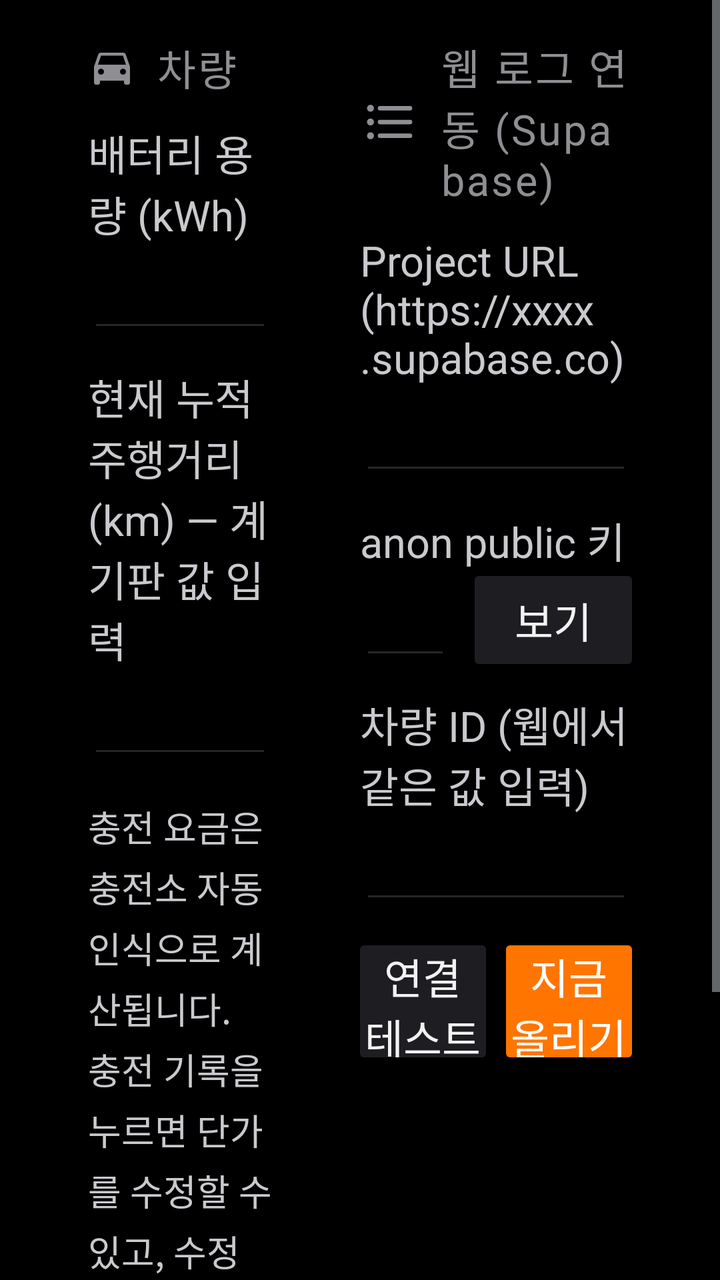
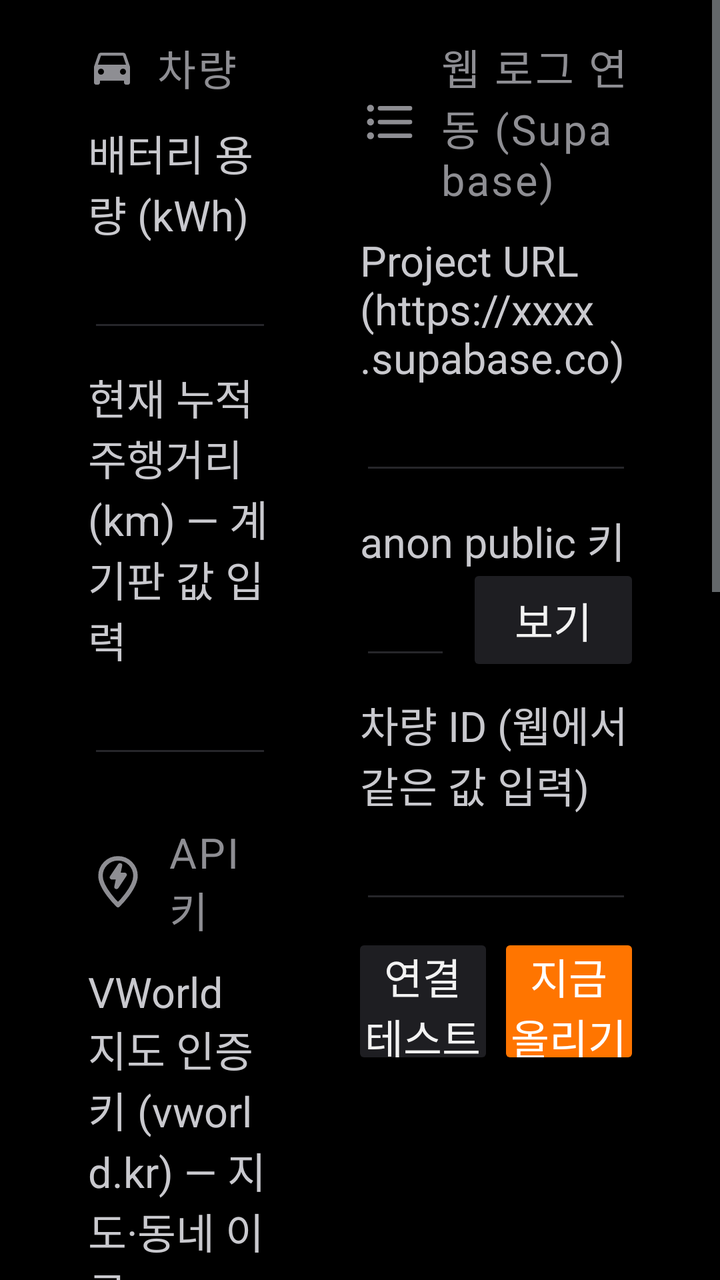

The first picture is an Android layout as it rendered before a commit; the second is the same layout after the commit. The layout source and the unified diff follow.
<!-- AndroidManifest.xml: application theme Theme.P4Log -->
<!-- res/layout/page_settings.xml -->
<?xml version="1.0" encoding="utf-8"?>
<ScrollView xmlns:android="http://schemas.android.com/apk/res/android"
    android:layout_width="match_parent"
    android:layout_height="match_parent">

    <LinearLayout
        android:layout_width="match_parent"
        android:layout_height="wrap_content"
        android:orientation="vertical"
        android:paddingStart="44dp"
        android:paddingEnd="44dp"
        android:paddingTop="18dp"
        android:paddingBottom="18dp">

        <LinearLayout
            android:layout_width="match_parent"
            android:layout_height="wrap_content"
            android:orientation="horizontal"
            android:baselineAligned="false">

            
            <LinearLayout
                android:layout_width="0dp"
                android:layout_height="wrap_content"
                android:layout_weight="1"
                android:orientation="vertical"
                android:paddingEnd="44dp">

                <TextView style="@style/HeroLabel" android:text="차량" android:drawableStart="@drawable/ic_tab_car" />

                <TextView style="@style/SetLabel" android:text="배터리 용량 (kWh)" />
                <EditText android:id="@+id/set_capacity" style="@style/SetEdit"
                    android:inputType="numberDecimal" />

                <TextView style="@style/SetLabel"
                    android:text="현재 누적 주행거리 (km) — 계기판 값 입력" />
                <EditText android:id="@+id/set_odo" style="@style/SetEdit"
                    android:inputType="number" />


                <TextView
                    android:layout_width="wrap_content"
                    android:layout_height="wrap_content"
                    android:textSize="@dimen/text_small"
                    android:textColor="@color/text_sub"
                    android:lineSpacingExtra="4dp"
                    android:layout_marginTop="16dp"
                    android:text="충전 요금은 충전소 자동 인식으로 계산됩니다.\n충전 기록을 누르면 단가를 수정할 수 있고, 수정한 단가는 그 충전소에 기억됩니다." />
            </LinearLayout>

            
            <LinearLayout
                android:layout_width="0dp"
                android:layout_height="wrap_content"
                android:layout_weight="1"
                android:orientation="vertical">

                <TextView style="@style/HeroLabel" android:text="웹 로그 연동 (Supabase)" android:drawableStart="@drawable/ic_st_log" />

                <TextView style="@style/SetLabel" android:text="Project URL (https://xxxx.supabase.co)" />
                <EditText android:id="@+id/set_sb_url" style="@style/SetEdit"
                    android:inputType="textUri" />

                <TextView style="@style/SetLabel" android:text="anon public 키" />
                <LinearLayout
                    android:layout_width="match_parent"
                    android:layout_height="wrap_content"
                    android:orientation="horizontal"
                    android:gravity="center_vertical">
                    <EditText android:id="@+id/set_sb_key" style="@style/SetEdit"
                        android:layout_width="0dp"
                        android:layout_weight="1"
                        android:inputType="textPassword" />
                    <TextView
                        android:id="@+id/set_sb_key_toggle"
                        android:layout_width="wrap_content"
                        android:layout_height="44dp"
                        android:gravity="center"
                        android:text="보기"
                        android:textSize="@dimen/text_label"
                        android:fontFamily="sans-serif-medium"
                        android:textColor="@color/text"
                        android:background="@drawable/bg_button_dim"
                        android:paddingStart="20dp"
                        android:paddingEnd="20dp"
                        android:layout_marginStart="12dp" />
                </LinearLayout>

                <TextView style="@style/SetLabel" android:text="차량 ID (웹에서 같은 값 입력)" />
                <EditText android:id="@+id/set_device_id" style="@style/SetEdit"
                    android:inputType="text" />

                <LinearLayout
                    android:layout_width="match_parent"
                    android:layout_height="wrap_content"
                    android:orientation="horizontal"
                    android:layout_marginTop="16dp">
                    <Button
                        android:id="@+id/set_test"
                        android:layout_width="0dp"
                        android:layout_height="56dp"
                        android:layout_weight="1"
                        android:background="@drawable/bg_button_dim"
                        android:fontFamily="sans-serif-medium"
                        android:textSize="@dimen/text_label"
                        android:textColor="@color/text"
                        android:text="연결 테스트"
                        android:layout_marginEnd="10dp" />
                    <Button
                        android:id="@+id/set_sync_now"
                        android:layout_width="0dp"
                        android:layout_height="56dp"
                        android:layout_weight="1"
                        android:background="@drawable/bg_button"
                        android:fontFamily="sans-serif-medium"
                        android:textSize="@dimen/text_label"
                        android:textColor="#FFFFFF"
                        android:text="지금 올리기" />
                </LinearLayout>

                <TextView
                    android:id="@+id/set_sync_state"
                    android:layout_width="wrap_content"
                    android:layout_height="wrap_content"
                    android:textSize="@dimen/text_label"
                    android:textColor="@color/text_sub"
                    android:layout_marginTop="12dp" />
            </LinearLayout>
        </LinearLayout>

        <LinearLayout
            android:layout_width="match_parent"
            android:layout_height="wrap_content"
            android:orientation="horizontal"
            android:layout_marginTop="22dp">
            <Button
                android:id="@+id/set_save"
                android:layout_width="0dp"
                android:layout_height="56dp"
                android:layout_weight="1"
                android:background="@drawable/bg_button"
                android:fontFamily="sans-serif-medium"
                android:textColor="#FFFFFF"
                android:textSize="@dimen/text_label"
                android:text="설정 저장"
                android:layout_marginEnd="10dp" />
            <Button
                android:id="@+id/set_diag"
                android:layout_width="0dp"
                android:layout_height="56dp"
                android:layout_weight="1"
                android:background="@drawable/bg_button_dim"
                android:fontFamily="sans-serif-medium"
                android:textColor="@color/text"
                android:textSize="@dimen/text_label"
                android:text="차량 데이터 진단" />
        </LinearLayout>
    </LinearLayout>
</ScrollView>
<!-- resources referenced by this layout -->
<resources>
  <color name="text">#F2F2F2</color>
  <color name="text_sub">#C9C9CE</color>
  <dimen name="text_label">21sp</dimen>
  <dimen name="text_small">18sp</dimen>
  <!-- drawable bg_button_dim (drawable) -->
  <?xml version="1.0" encoding="utf-8"?>
  <selector xmlns:android="http://schemas.android.com/apk/res/android">
      <item android:state_pressed="true">
          <shape android:shape="rectangle">
              <solid android:color="#2C2C31" />
              <corners android:radius="2dp" />
          </shape>
      </item>
      <item>
          <shape android:shape="rectangle">
              <solid android:color="#1E1E22" />
              <corners android:radius="2dp" />
          </shape>
      </item>
  </selector>
  <style name="HeroLabel">
          <item name="android:layout_width">wrap_content</item>
          <item name="android:layout_height">wrap_content</item>
          <item name="android:drawablePadding">10dp</item>
          <item name="android:drawableTint">#8E8E93</item>
          <item name="android:gravity">center_vertical</item>
          <item name="android:textSize">@dimen/text_label</item>
          <item name="android:letterSpacing">0.05</item>
          <item name="android:textColor">#8E8E93</item>
          <item name="android:fontFamily">sans-serif</item>
      </style>
  <style name="SetEdit">
          <item name="android:layout_width">match_parent</item>
          <item name="android:layout_height">wrap_content</item>
          <item name="android:textSize">@dimen/text_body</item>
          <item name="android:textColor">@color/text</item>
          <item name="android:textColorHint">#C9C9CE</item>
          <item name="android:backgroundTint">@color/card_line</item>
          <item name="android:fontFamily">sans-serif</item>
      </style>
  <style name="SetLabel">
          <item name="android:layout_width">wrap_content</item>
          <item name="android:layout_height">wrap_content</item>
          <item name="android:textSize">@dimen/text_label</item>
          <item name="android:textColor">@color/text_sub</item>
          <item name="android:layout_marginTop">12dp</item>
          <item name="android:fontFamily">sans-serif</item>
      </style>
  <style name="Theme.P4Log" parent="android:Theme.DeviceDefault.NoActionBar">
          <item name="android:windowBackground">@color/bg</item>
          <item name="android:textColor">@color/text</item>
          <item name="android:colorAccent">@color/accent</item>
          <item name="android:forceDarkAllowed">false</item>
      </style>
  <color name="accent">#FF7500</color>
  <dimen name="text_body">24sp</dimen>
  <color name="card_line">#26262A</color>
  <color name="bg">#000000</color>
  <!-- unchanged entries left out for length: 3 -->
</resources>

<!-- the commit's change to res/layout/page_settings.xml (unified diff, before → after) -->
@@ -36,6 +36,15 @@
                     android:text="현재 누적 주행거리 (km) — 계기판 값 입력" />
                 <EditText android:id="@+id/set_odo" style="@style/SetEdit"
                     android:inputType="number" />
+
+                
+                <TextView style="@style/HeroLabel" android:text="API 키" android:drawableStart="@drawable/ic_st_station" android:layout_marginTop="28dp" />
+                <TextView style="@style/SetLabel" android:text="VWorld 지도 인증키 (vworld.kr) — 지도·동네 이름" />
+                <EditText android:id="@+id/set_vworld" style="@style/SetEdit"
+                    android:inputType="text" />
+                <TextView style="@style/SetLabel" android:text="충전소 정보 API 키 (data.go.kr, 일반 인증키 Encoding)" />
+                <EditText android:id="@+id/set_datago" style="@style/SetEdit"
+                    android:inputType="text" />
 
 
                 <TextView
<!-- resource entries referenced after the edit -->
@@ -20,6 +20,14 @@
           </shape>
       </item>
   </selector>
+  <!-- drawable ic_st_station (drawable) -->
+  <?xml version="1.0" encoding="utf-8"?>
+  <vector xmlns:android="http://schemas.android.com/apk/res/android"
+      android:width="30dp" android:height="30dp"
+      android:viewportWidth="24" android:viewportHeight="24">
+      <path android:strokeColor="#FFFFFFFF" android:strokeWidth="1.8" android:strokeLineCap="round" android:strokeLineJoin="round" android:fillColor="#00000000" android:pathData="M12,21.5 C12,21.5 5,14.8 5,9.8 A7,7 0 0,1 19,9.8 C19,14.8 12,21.5 12,21.5 Z" />
+      <path android:strokeColor="#FFFFFFFF" android:strokeWidth="1.8" android:strokeLineCap="round" android:strokeLineJoin="round" android:fillColor="#00000000" android:pathData="M12.8,5.6 L9.6,10.4 L12.2,10.4 L11.4,14.2 L14.6,9.4 L12,9.4 Z" />
+  </vector>
   <style name="HeroLabel">
           <item name="android:layout_width">wrap_content</item>
           <item name="android:layout_height">wrap_content</item>
